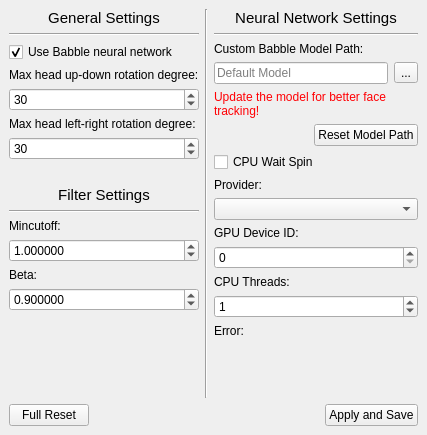
This is FoxyFace/src/ui/qtcreator/BabbleSettings.ui in Jeka8833/FoxyFace as Qt 5 draws it before an edit. The edited form follows.
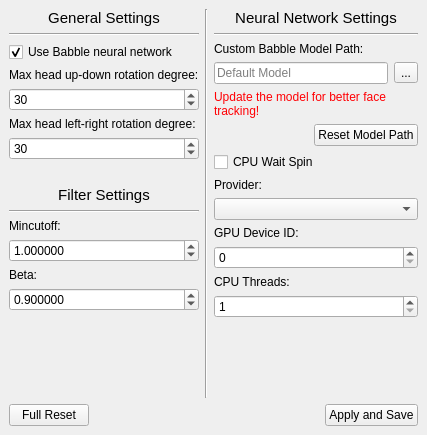
This is the edited form.

Commit message: Remove global ONNX lock, refactor ONNX handling in pipelines, optimize BabbleSettings UI, and improve application initialization with multiprocessing.

What changed in the file:
```diff
--- a/FoxyFace/src/ui/qtcreator/BabbleSettings.ui
+++ b/FoxyFace/src/ui/qtcreator/BabbleSettings.ui
@@ -319,15 +319,11 @@
         </item>
         <item>
          <widget class="QSpinBox" name="thread_count_sp">
-          <property name="value">
+          <property name="minimum">
            <number>1</number>
           </property>
-         </widget>
-        </item>
-        <item>
-         <widget class="QLabel" name="error_lb">
-          <property name="text">
-           <string>Error:</string>
+          <property name="value">
+           <number>1</number>
           </property>
          </widget>
         </item>
```
The commit also changes 5 other files.
